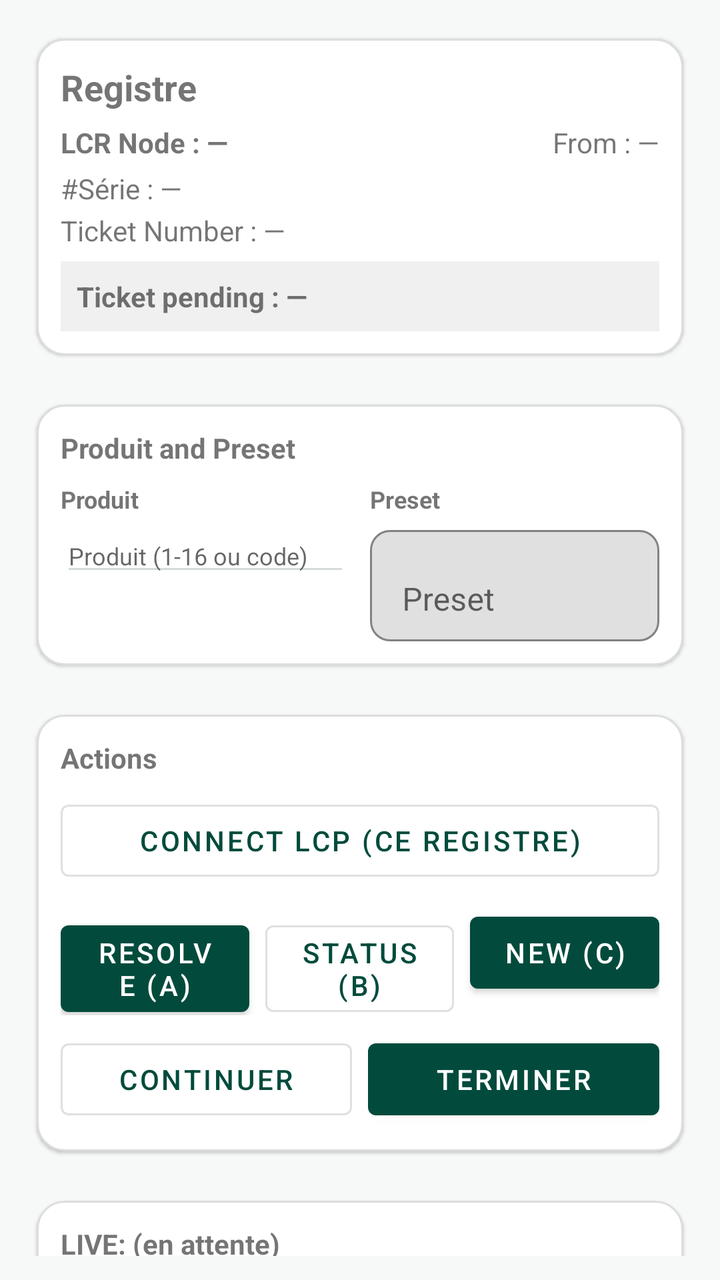
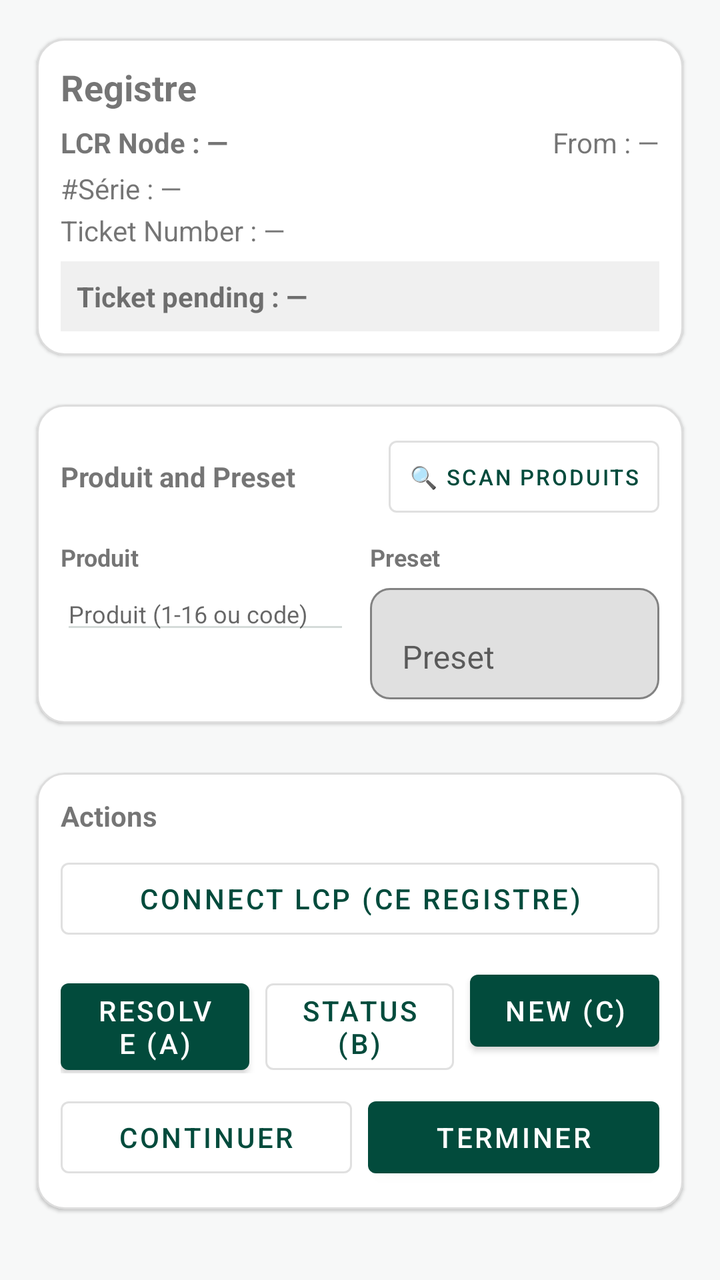

The first picture is an Android layout as it rendered before a commit; the second is the same layout after the commit. The layout source and the unified diff follow.
<!-- AndroidManifest.xml: application theme Theme.LcrFilgoEnergie -->
<!-- res/layout/fragment_register_tab.xml -->
<androidx.core.widget.NestedScrollView xmlns:android="http://schemas.android.com/apk/res/android"
    xmlns:app="http://schemas.android.com/apk/res-auto"
    android:id="@+id/regRootScroll"
    android:layout_width="match_parent"
    android:layout_height="match_parent"
    android:fillViewport="true"
    android:padding="12dp">

    <LinearLayout
        android:id="@+id/regRoot"
        android:layout_width="match_parent"
        android:layout_height="wrap_content"
        android:orientation="vertical">

        
        <com.google.android.material.card.MaterialCardView
            android:layout_width="match_parent"
            android:layout_height="wrap_content"
            app:cardUseCompatPadding="true"
            app:cardCornerRadius="14dp"
            app:strokeWidth="1dp"
            app:strokeColor="#22000000">

            <LinearLayout
                android:layout_width="match_parent"
                android:layout_height="wrap_content"
                android:orientation="vertical"
                android:padding="12dp">

                <TextView
                    android:id="@+id/txtRegHeader"
                    android:layout_width="match_parent"
                    android:layout_height="wrap_content"
                    android:text="Registre"
                    android:textStyle="bold"
                    android:textSize="18sp" />

                
                <LinearLayout
                    android:layout_width="match_parent"
                    android:layout_height="wrap_content"
                    android:orientation="horizontal"
                    android:layout_marginTop="6dp">

                    <TextView
                        android:id="@+id/txtLcrNode"
                        android:layout_width="0dp"
                        android:layout_height="wrap_content"
                        android:layout_weight="1"
                        android:text="LCR Node : —"
                        android:textStyle="bold" />

                    <TextView
                        android:id="@+id/txtFrom"
                        android:layout_width="0dp"
                        android:layout_height="wrap_content"
                        android:layout_weight="1"
                        android:gravity="end"
                        android:text="From : —" />
                </LinearLayout>

                <TextView
                    android:id="@+id/txtSerialId"
                    android:layout_width="match_parent"
                    android:layout_height="wrap_content"
                    android:text="#Série : —"
                    android:layout_marginTop="4dp" />

                <TextView
                    android:id="@+id/txtTicketNo"
                    android:layout_width="match_parent"
                    android:layout_height="wrap_content"
                    android:text="Ticket Number : —"
                    android:layout_marginTop="2dp" />

                
                <TextView
                    android:id="@+id/txtTicketPending"
                    android:layout_width="match_parent"
                    android:layout_height="wrap_content"
                    android:text="Ticket pending : —"
                    android:textStyle="bold"
                    android:layout_marginTop="6dp"
                    android:padding="8dp"
                    android:background="#0F000000" />
            </LinearLayout>
        </com.google.android.material.card.MaterialCardView>

        
        <com.google.android.material.card.MaterialCardView
            android:layout_width="match_parent"
            android:layout_height="wrap_content"
            android:layout_marginTop="10dp"
            app:cardUseCompatPadding="true"
            app:cardCornerRadius="14dp"
            app:strokeWidth="1dp"
            app:strokeColor="#22000000">

            <LinearLayout
                android:layout_width="match_parent"
                android:layout_height="wrap_content"
                android:orientation="vertical"
                android:padding="12dp">

                <TextView
                    android:layout_width="match_parent"
                    android:layout_height="wrap_content"
                    android:text="Produit and Preset"
                    android:textStyle="bold"
                    android:textSize="14sp" />

                <LinearLayout
                    android:layout_width="match_parent"
                    android:layout_height="wrap_content"
                    android:orientation="horizontal"
                    android:layout_marginTop="8dp">

                    
                    <LinearLayout
                        android:layout_width="0dp"
                        android:layout_height="wrap_content"
                        android:layout_weight="1"
                        android:orientation="vertical">

                        <TextView
                            android:layout_width="match_parent"
                            android:layout_height="wrap_content"
                            android:text="Produit"
                            android:textStyle="bold"
                            android:textSize="12sp" />

                        <AutoCompleteTextView
                            android:id="@+id/spnProduct"
                            android:layout_width="match_parent"
                            android:layout_height="wrap_content"
                            android:layout_marginTop="2dp"
                            android:inputType="number"
                            android:hint="Produit (1-16 ou code)"
                            android:textSize="12sp"
                            android:completionThreshold="1" />
                    </LinearLayout>

                    
                    <LinearLayout
                        android:layout_width="0dp"
                        android:layout_height="wrap_content"
                        android:layout_weight="1"
                        android:orientation="vertical"
                        android:layout_marginStart="10dp">

                        <TextView
                            android:layout_width="match_parent"
                            android:layout_height="wrap_content"
                            android:text="Preset"
                            android:textStyle="bold"
                            android:textSize="12sp" />

                        <com.google.android.material.textfield.TextInputLayout
                            android:layout_width="match_parent"
                            android:layout_height="wrap_content"
                            android:layout_marginTop="2dp"
                            app:boxBackgroundMode="outline"
                            app:boxCornerRadiusTopStart="10dp"
                            app:boxCornerRadiusTopEnd="10dp"
                            app:boxCornerRadiusBottomStart="10dp"
                            app:boxCornerRadiusBottomEnd="10dp">

                            <com.google.android.material.textfield.TextInputEditText
                                android:id="@+id/edtPreset"
                                android:layout_width="match_parent"
                                android:layout_height="wrap_content"
                                android:hint="Preset"
                                android:inputType="numberDecimal"
                                android:singleLine="true" />
                        </com.google.android.material.textfield.TextInputLayout>
                    </LinearLayout>
                </LinearLayout>

            </LinearLayout>
        </com.google.android.material.card.MaterialCardView>

        
        <com.google.android.material.card.MaterialCardView
            android:layout_width="match_parent"
            android:layout_height="wrap_content"
            android:layout_marginTop="10dp"
            app:cardUseCompatPadding="true"
            app:cardCornerRadius="14dp"
            app:strokeWidth="1dp"
            app:strokeColor="#22000000">

            <LinearLayout
                android:layout_width="match_parent"
                android:layout_height="wrap_content"
                android:orientation="vertical"
                android:padding="12dp">

                <TextView
                    android:layout_width="match_parent"
                    android:layout_height="wrap_content"
                    android:text="Actions"
                    android:textStyle="bold"
                    android:textSize="14sp" />

                <com.google.android.material.button.MaterialButton
                    android:id="@+id/btnConnectTab"
                    style="@style/Widget.MaterialComponents.Button.OutlinedButton"
                    android:layout_width="match_parent"
                    android:layout_height="wrap_content"
                    android:text="Connect LCP (ce registre)"
                    android:layout_marginTop="8dp" />

                
                <LinearLayout
                    android:layout_width="match_parent"
                    android:layout_height="wrap_content"
                    android:orientation="horizontal"
                    android:layout_marginTop="8dp">

                    <com.google.android.material.button.MaterialButton
                        android:id="@+id/btnA"
                        android:layout_width="0dp"
                        android:layout_height="wrap_content"
                        android:layout_weight="1"
                        android:text="Resolve (A)" />

                    <com.google.android.material.button.MaterialButton
                        android:id="@+id/btnB"
                        style="@style/Widget.MaterialComponents.Button.OutlinedButton"
                        android:layout_width="0dp"
                        android:layout_height="wrap_content"
                        android:layout_weight="1"
                        android:layout_marginStart="8dp"
                        android:text="Status (B)" />

                    <com.google.android.material.button.MaterialButton
                        android:id="@+id/btnC"
                        android:layout_width="0dp"
                        android:layout_height="wrap_content"
                        android:layout_weight="1"
                        android:layout_marginStart="8dp"
                        android:text="New (C)" />
                </LinearLayout>

                
                <LinearLayout
                    android:layout_width="match_parent"
                    android:layout_height="wrap_content"
                    android:orientation="horizontal"
                    android:layout_marginTop="8dp">

                    <com.google.android.material.button.MaterialButton
                        android:id="@+id/btnContinue"
                        style="@style/Widget.MaterialComponents.Button.OutlinedButton"
                        android:layout_width="0dp"
                        android:layout_height="wrap_content"
                        android:layout_weight="1"
                        android:text="Continuer" />

                    <com.google.android.material.button.MaterialButton
                        android:id="@+id/btnFinish"
                        android:layout_width="0dp"
                        android:layout_height="wrap_content"
                        android:layout_weight="1"
                        android:layout_marginStart="8dp"
                        android:text="Terminer" />
                </LinearLayout>

                
                <com.google.android.material.button.MaterialButton
                    android:id="@+id/btnRetourWO"
                    android:layout_width="match_parent"
                    android:layout_height="wrap_content"
                    android:layout_marginTop="10dp"
                    android:text="✅ Retour au Bon de travail"
                    android:visibility="gone"
                    android:backgroundTint="#1976D2"
                    android:textColor="#FFFFFF"
                    android:textSize="16sp"
                    android:padding="12dp" />

            </LinearLayout>
        </com.google.android.material.card.MaterialCardView>

        
        <Button
            android:id="@+id/btnAnnuler"
            android:layout_width="match_parent"
            android:layout_height="wrap_content"
            android:layout_marginTop="8dp"
            android:layout_marginBottom="2dp"
            android:text="⛔ Annuler la livraison"
            android:textColor="#FFFFFF"
            android:backgroundTint="#CC2222"
            android:textStyle="bold"
            android:visibility="gone" />

        
        <com.google.android.material.card.MaterialCardView
            android:layout_width="match_parent"
            android:layout_height="wrap_content"
            android:layout_marginTop="10dp"
            app:cardUseCompatPadding="true"
            app:cardCornerRadius="14dp"
            app:strokeWidth="1dp"
            app:strokeColor="#22000000">

            <LinearLayout
                android:layout_width="match_parent"
                android:layout_height="wrap_content"
                android:orientation="vertical"
                android:padding="12dp">

                <TextView
                    android:id="@+id/txtLive"
                    android:layout_width="match_parent"
                    android:layout_height="wrap_content"
                    android:text="LIVE: (en attente)"
                    android:textStyle="bold" />

                <LinearLayout
                    android:id="@+id/liveQtyPanel"
                    android:layout_width="match_parent"
                    android:layout_height="wrap_content"
                    android:orientation="vertical"
                    android:layout_marginTop="10dp"
                    android:padding="10dp"
                    android:background="#0F000000">

                    <TextView
                        android:id="@+id/txtQtyNet"
                        android:layout_width="match_parent"
                        android:layout_height="wrap_content"
                        android:text="NET: 0.0"
                        android:textStyle="bold"
                        android:textSize="24sp"
                        android:textColor="#000000" />

                    <TextView
                        android:id="@+id/txtQtyGross"
                        android:layout_width="match_parent"
                        android:layout_height="wrap_content"
                        android:text="GROSS: 0.0"
                        android:textStyle="bold"
                        android:textSize="18sp"
                        android:textColor="#222222"
                        android:layout_marginTop="4dp" />
                </LinearLayout>

            </LinearLayout>
        </com.google.android.material.card.MaterialCardView>

        
        <com.google.android.material.card.MaterialCardView
            android:layout_width="match_parent"
            android:layout_height="wrap_content"
            android:layout_marginTop="10dp"
            app:cardUseCompatPadding="true"
            app:cardCornerRadius="14dp"
            app:strokeWidth="1dp"
            app:strokeColor="#22000000">

            <LinearLayout
                android:layout_width="match_parent"
                android:layout_height="wrap_content"
                android:orientation="vertical"
                android:padding="12dp">

                <TextView
                    android:layout_width="match_parent"
                    android:layout_height="wrap_content"
                    android:text="Ticket"
                    android:textStyle="bold"
                    android:textSize="14sp" />

                <TextView
                    android:id="@+id/txtDeliveryUid"
                    android:layout_width="match_parent"
                    android:layout_height="wrap_content"
                    android:text="Delivery UID : —"
                    android:layout_marginTop="6dp" />

                
                <com.google.android.material.button.MaterialButton
                    android:id="@+id/btnReprintTicket"
                    style="@style/Widget.MaterialComponents.Button.OutlinedButton"
                    android:layout_width="match_parent"
                    android:layout_height="wrap_content"
                    android:text="Reprint (last ticket)"
                    android:layout_marginTop="8dp" />

                
                <com.google.android.material.button.MaterialButton
                    android:id="@+id/btnCustomPrint"
                    style="@style/Widget.MaterialComponents.Button.OutlinedButton"
                    android:layout_width="match_parent"
                    android:layout_height="wrap_content"
                    android:layout_marginTop="8dp"
                    android:text="🖨️ Impression custom"
                    android:visibility="gone" />

                
                <com.google.android.material.button.MaterialButton
                    android:id="@+id/btnScanProducts"
                    style="@style/Widget.MaterialComponents.Button.OutlinedButton"
                    android:layout_width="match_parent"
                    android:layout_height="wrap_content"
                    android:layout_marginTop="8dp"
                    android:text="🔍 Scan produits" />

            </LinearLayout>
        </com.google.android.material.card.MaterialCardView>

        
        <com.google.android.material.card.MaterialCardView
            android:layout_width="match_parent"
            android:layout_height="wrap_content"
            android:layout_marginTop="10dp"
            app:cardUseCompatPadding="true"
            app:cardCornerRadius="14dp"
            app:strokeWidth="1dp"
            app:strokeColor="#22000000">

            <LinearLayout
                android:layout_width="match_parent"
                android:layout_height="wrap_content"
                android:orientation="vertical"
                android:padding="12dp">

                <CheckBox
                    android:id="@+id/cbShowLog"
                    android:layout_width="wrap_content"
                    android:layout_height="wrap_content"
                    android:text="Afficher logs"
                    android:checked="false" />

                <LinearLayout
                    android:id="@+id/logPanel"
                    android:layout_width="match_parent"
                    android:layout_height="wrap_content"
                    android:orientation="vertical"
                    android:visibility="gone"
                    android:layout_marginTop="8dp">

                    <ScrollView
                        android:id="@+id/logScroll"
                        android:layout_width="match_parent"
                        android:layout_height="200dp"
                        android:fillViewport="true"
                        android:background="#111111">

                        <TextView
                            android:id="@+id/txtLog"
                            android:layout_width="match_parent"
                            android:layout_height="wrap_content"
                            android:typeface="monospace"
                            android:textIsSelectable="true"
                            android:textSize="12sp"
                            android:textColor="#00FF00"
                            android:padding="10dp" />
                    </ScrollView>

                    <LinearLayout
                        android:layout_width="match_parent"
                        android:layout_height="wrap_content"
                        android:orientation="horizontal"
                        android:gravity="end"
                        android:layout_marginTop="8dp">

                        <com.google.android.material.button.MaterialButton
                            android:id="@+id/btnClearLog"
                            style="@style/Widget.MaterialComponents.Button.TextButton"
                            android:layout_width="wrap_content"
                            android:layout_height="wrap_content"
                            android:text="Clear" />

                        <com.google.android.material.button.MaterialButton
                            android:id="@+id/btnCopyLog"
                            style="@style/Widget.MaterialComponents.Button.TextButton"
                            android:layout_width="wrap_content"
                            android:layout_height="wrap_content"
                            android:layout_marginStart="8dp"
                            android:text="Copy" />

                        <com.google.android.material.button.MaterialButton
                            android:id="@+id/btnScrollDown"
                            style="@style/Widget.MaterialComponents.Button.TextButton"
                            android:layout_width="wrap_content"
                            android:layout_height="wrap_content"
                            android:layout_marginStart="8dp"
                            android:text="Down" />
                    </LinearLayout>

                    <LinearLayout
                        android:layout_width="match_parent"
                        android:layout_height="wrap_content"
                        android:orientation="horizontal"
                        android:layout_marginTop="4dp">

                        <CheckBox
                            android:id="@+id/cbTxRx"
                            android:layout_width="wrap_content"
                            android:layout_height="wrap_content"
                            android:text="Afficher TX / RX"
                            android:checked="false" />

                        <CheckBox
                            android:id="@+id/cbLogTs"
                            android:layout_width="wrap_content"
                            android:layout_height="wrap_content"
                            android:layout_marginStart="12dp"
                            android:text="Timestamps UI + IO + API"
                            android:checked="false" />
                    </LinearLayout>

                </LinearLayout>
            </LinearLayout>
        </com.google.android.material.card.MaterialCardView>

        
        <View
            android:layout_width="match_parent"
            android:layout_height="16dp" />

    </LinearLayout>
</androidx.core.widget.NestedScrollView>
<!-- resources referenced by this layout -->
<resources>
  <style name="Theme.LcrFilgoEnergie" parent="Theme.MaterialComponents.DayNight.NoActionBar">
  
          
          <item name="colorPrimary">@color/filgo_green</item>
          <item name="colorPrimaryDark">@color/filgo_green_dark</item>
          <item name="colorSecondary">@color/filgo_green_light</item>
  
          
          <item name="colorAccent">@color/filgo_green_light</item>
  
          
          <item name="colorControlNormal">@color/outline</item>
          <item name="colorControlActivated">@color/outline_focus</item>
  
          
          <item name="android:windowBackground">@color/bg_app</item>
  
          
          <item name="buttonStyle">@style/FilgoButton</item>
          <item name="editTextStyle">@style/FilgoEditText</item>
  
      </style>
  <color name="filgo_green">#024B3C</color>
  <color name="filgo_green_dark">#01372C</color>
  <color name="filgo_green_light">#0B6B55</color>
  <color name="outline">#D5DBD9</color>
  <color name="outline_focus">@color/filgo_green</color>
  <color name="bg_app">#F7F8F8</color>
  <style name="FilgoButton" parent="Widget.MaterialComponents.Button">
          <item name="backgroundTint">@color/btn_primary_bg</item>
          <item name="android:textColor">@color/btn_primary_text</item>
          <item name="android:textAllCaps">false</item>
      </style>
  <style name="FilgoEditText" parent="Widget.MaterialComponents.TextInputEditText.OutlinedBox">
          <item name="android:textColor">@color/text_primary</item>
          <item name="android:textColorHint">@color/text_secondary</item>
          <item name="android:padding">10dp</item>
      </style>
  <color name="btn_primary_bg">@color/filgo_green</color>
  <color name="btn_primary_text">@color/text_on_green</color>
  <color name="text_primary">#111111</color>
  <color name="text_secondary">#3A3A3A</color>
  <color name="text_on_green">#FFFFFF</color>
</resources>

<!-- the commit's change to res/layout/fragment_register_tab.xml (unified diff, before → after) -->
@@ -102,12 +102,31 @@
                 android:orientation="vertical"
                 android:padding="12dp">
 
-                <TextView
-                    android:layout_width="match_parent"
-                    android:layout_height="wrap_content"
-                    android:text="Produit and Preset"
-                    android:textStyle="bold"
-                    android:textSize="14sp" />
+                <LinearLayout
+                    android:layout_width="match_parent"
+                    android:layout_height="wrap_content"
+                    android:orientation="horizontal"
+                    android:gravity="center_vertical">
+
+                    <TextView
+                        android:layout_width="0dp"
+                        android:layout_height="wrap_content"
+                        android:layout_weight="1"
+                        android:text="Produit and Preset"
+                        android:textStyle="bold"
+                        android:textSize="14sp" />
+
+                    <com.google.android.material.button.MaterialButton
+                        android:id="@+id/btnScanProducts"
+                        style="@style/Widget.MaterialComponents.Button.OutlinedButton"
+                        android:layout_width="wrap_content"
+                        android:layout_height="wrap_content"
+                        android:text="🔍 Scan produits"
+                        android:textSize="11sp"
+                        android:paddingStart="10dp"
+                        android:paddingEnd="10dp" />
+
+                </LinearLayout>
 
                 <LinearLayout
                     android:layout_width="match_parent"
@@ -399,15 +418,6 @@
                     android:text="🖨️ Impression custom"
                     android:visibility="gone" />
 
-                
-                <com.google.android.material.button.MaterialButton
-                    android:id="@+id/btnScanProducts"
-                    style="@style/Widget.MaterialComponents.Button.OutlinedButton"
-                    android:layout_width="match_parent"
-                    android:layout_height="wrap_content"
-                    android:layout_marginTop="8dp"
-                    android:text="🔍 Scan produits" />
-
             </LinearLayout>
         </com.google.android.material.card.MaterialCardView>
 
